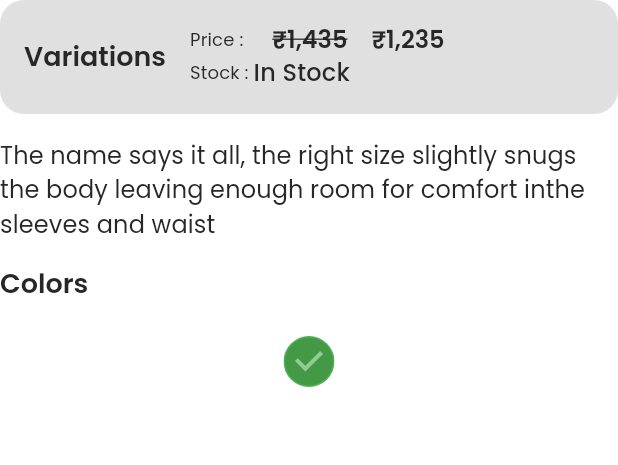
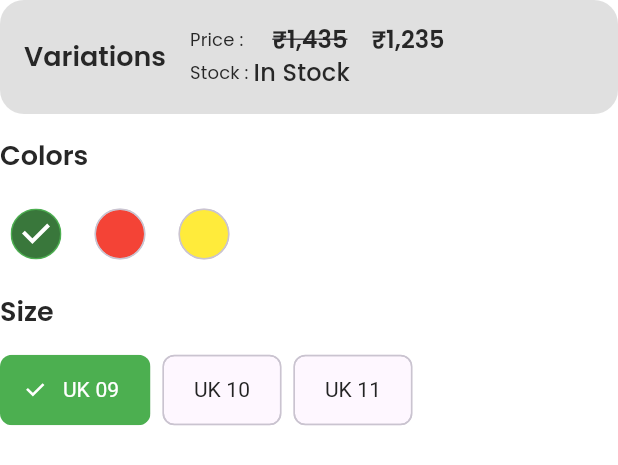
Before and after one commit to YashG92/e_commerce_user, a Flutter app: the ProductAttributes widget shown alone on an empty page, opened directly, on a phone screen of 412 x 824 dp. Shown: the top 465 px of the screen. Run offline on Flutter 3.47's test engine with Material 3 defaults, Android fonts, the phone set to English and light mode, and no system bars; our stand-ins replace carousel_slider, flutter_rating_bar, get, google_fonts, iconsax, lottie and 2 more.

Commit message:
product detail ui screen addtion of attributes i.e color or size and bottom nav add to cart and buynow options

```diff
--- a/lib/common/widgets/chips/choice_chip.dart
+++ b/lib/common/widgets/chips/choice_chip.dart
@@ -16,8 +16,8 @@ class AChoiceChip extends StatelessWidget {
   Widget build(BuildContext context) {
     final isColor = HelperFunctions.getColor(text) != null;
     return ChoiceChip(
-      label:  isColor ? SizedBox() : Text(''),
-      avatar: isColor ? ACircularContainer(height: 50,width: 50,backgroundColor: Colors.green,) : null,
+      label:  isColor ? SizedBox() : Text(text),
+      avatar: isColor ? ACircularContainer(height: 50,width: 50,backgroundColor:HelperFunctions.getColor(text)!,) : null,
       shape: isColor? CircleBorder() : null,
       backgroundColor: isColor? HelperFunctions.getColor(text)! :null,
       labelPadding: isColor ? EdgeInsets.all(0) : null,
--- a/lib/common/widgets/products/product_card/product_card_vertical.dart
+++ b/lib/common/widgets/products/product_card/product_card_vertical.dart
@@ -27,6 +27,7 @@ class ProductCardVertical extends StatelessWidget {
       onTap: ()=>Get.to(()=>ProductDetail()),
       child: Card(
         elevation: 5,
+        shadowColor: dark ? AColors.darkerGrey : Colors.black,
         child: Container(
 
           width: 180,
--- a/lib/features/shop/screens/product_detail/widgets/product_attributes.dart
+++ b/lib/features/shop/screens/product_detail/widgets/product_attributes.dart
@@ -91,16 +91,12 @@ class ProductAttributes extends StatelessWidget {
           height: TSizes.spaceBtwItems,
         ),
 
-        ///Variation description
-        ProductTitleText(
-          title:
-              'The name says it all, the right size slightly snugs the body leaving enough room for comfort inthe sleeves and waist',
-          maxLines: 4,
-        ),
-        SizedBox(
-          height: TSizes.spaceBtwItems,
-        ),
+
+
+
+        ///Attributes
         Column(
+          crossAxisAlignment: CrossAxisAlignment.start,
           children: [
             SectionHeading(
               title: 'Colors',
@@ -109,9 +105,37 @@ class ProductAttributes extends StatelessWidget {
             SizedBox(
               height: TSizes.spaceBtwItems,
             ),
-            AChoiceChip(text: 'Green',selected: true,),
+            Wrap(
+              spacing: 8,
+              children: [
+                AChoiceChip(text: 'Green',selected: true,onSelected: (value){},),
+                AChoiceChip(text: 'Red',selected: false,onSelected: (value){},),
+                AChoiceChip(text: 'Yellow',selected: false,onSelected: (value){},),
+              ],
+            )
           ],
-        )
+        ),
+        SizedBox(height: TSizes.spaceBtwItems,),
+        Column(
+          crossAxisAlignment: CrossAxisAlignment.start,
+          children: [
+            SectionHeading(
+              title: 'Size',
+              showActionButton: false,
+            ),
+            SizedBox(
+              height: TSizes.spaceBtwItems,
+            ),
+            Wrap(
+              spacing: 8,
+              children: [
+                AChoiceChip(text: 'UK 09',selected: true,onSelected: (value){},),
+                AChoiceChip(text: 'UK 10',selected: false,onSelected: (value){},),
+                AChoiceChip(text: 'UK 11',selected: false,onSelected: (value){},),
+              ],
+            )
+          ],
+        ),
       ],
     );
   }
```
Also changed, not shown: lib/features/shop/screens/product_detail/product_detail.dart (+52 -10 lines), lib/features/shop/screens/product_detail/widgets/product_meta_data.dart (+11 -1 lines).
